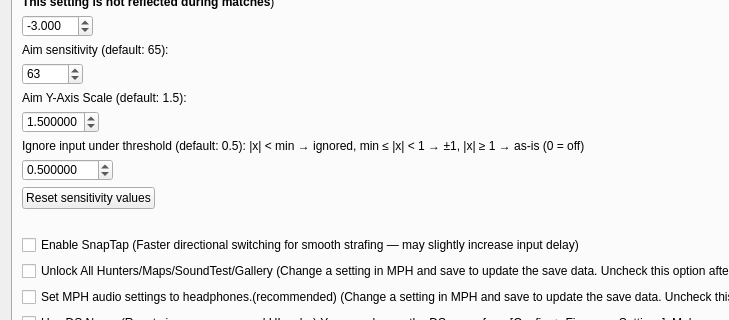
This is src/frontend/qt_sdl/InputConfig/InputConfigDialog.ui in ag-advania/melonPrimeDS as Qt 5 draws it before an edit; both pictures show x 0 to 729 and y 113 to 433 of the 1135 by 666 pixel window. The edited form follows.
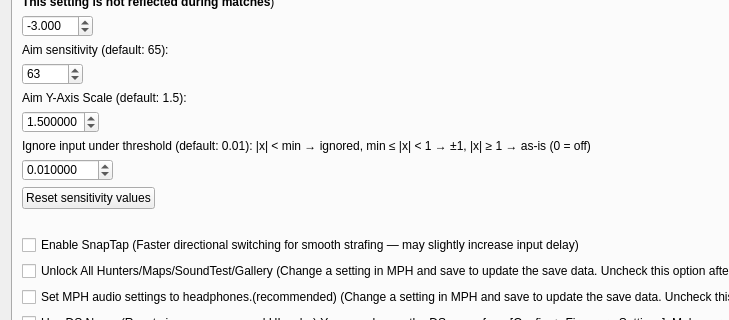
This is the edited form. The open tabs and pages were chosen to show the change.

```diff
--- a/src/frontend/qt_sdl/InputConfig/InputConfigDialog.ui
+++ b/src/frontend/qt_sdl/InputConfig/InputConfigDialog.ui
@@ -2403,7 +2403,7 @@
 					<!-- Label for aim sensitivity -->
 					<widget class="QLabel" name="metroidAimAdjustLabel">
 						<property name="text">
-							<string>Ignore input under threshold (default: 0.5): |x| &lt; min → ignored, min ≤ |x| &lt; 1 → ±1, |x| ≥ 1 → as-is (0 = off)</string>
+							<string>Ignore input under threshold (default: 0.01): |x| &lt; min → ignored, min ≤ |x| &lt; 1 → ±1, |x| ≥ 1 → as-is (0 = off)</string>
 						</property>
 					</widget>
 				</item>
@@ -2422,7 +2422,7 @@
 							<number>6</number>
 						</property>
 						<property name="value">
-							<double>0.500000</double>
+							<double>0.010000</double>
 						</property>
 					</widget>
 				</item>
```
